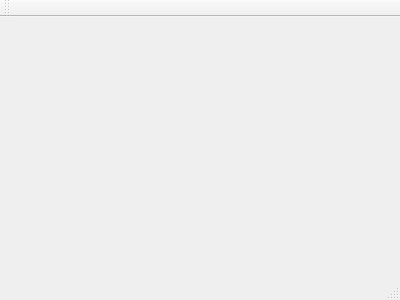
zfzlinux/CrawlerWithHIK, file mainwindow.ui: the form before one commit.
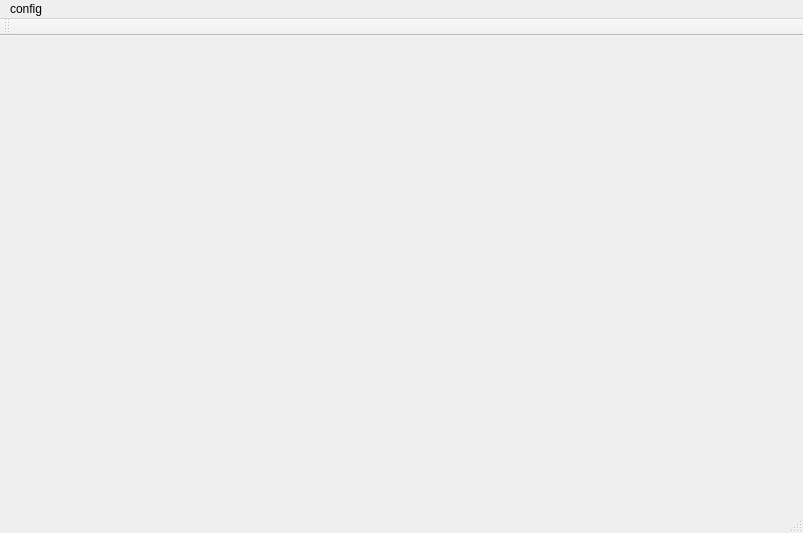
The form after the commit. Custom widgets are drawn as their Qt base class.

```diff
--- a/mainwindow.ui
+++ b/mainwindow.ui
@@ -1,24 +1,75 @@
 <ui version="4.0">
  <class>MainWindow</class>
- <widget class="QMainWindow" name="MainWindow" >
-  <property name="geometry" >
+ <widget class="QMainWindow" name="MainWindow">
+  <property name="geometry">
    <rect>
     <x>0</x>
     <y>0</y>
-    <width>400</width>
-    <height>300</height>
+    <width>803</width>
+    <height>533</height>
    </rect>
   </property>
   <property name="windowTitle" >
    <string>MainWindow</string>
   </property>
-  <widget class="QMenuBar" name="menuBar" />
-  <widget class="QToolBar" name="mainToolBar" />
-  <widget class="QWidget" name="centralWidget" />
-  <widget class="QStatusBar" name="statusBar" />
+  <widget class="QWidget" name="centralWidget">
+   <layout class="QHBoxLayout" name="horizontalLayout" stretch="3,7">
+    <item>
+     <layout class="QVBoxLayout" name="verticalLayout">
+      <item>
+       <widget class="qStartWgt" name="startWgt" native="true"/>
+      </item>
+      <item>
+       <widget class="qShowMvStatus" name="showMVStatusWgt" native="true"/>
+      </item>
+     </layout>
+    </item>
+    <item>
+     <widget class="QWidget" name="widget_3" native="true"/>
+    </item>
+   </layout>
+  </widget>
+  <widget class="QMenuBar" name="menuBar">
+   <property name="geometry">
+    <rect>
+     <x>0</x>
+     <y>0</y>
+     <width>803</width>
+     <height>26</height>
+    </rect>
+   </property>
+   <widget class="QMenu" name="menuconfig">
+    <property name="title">
+     <string>config</string>
+    </property>
+   </widget>
+   <addaction name="menuconfig"/>
+  </widget>
+  <widget class="QToolBar" name="mainToolBar">
+   <attribute name="toolBarArea">
+    <enum>TopToolBarArea</enum>
+   </attribute>
+   <attribute name="toolBarBreak">
+    <bool>false</bool>
+   </attribute>
+  </widget>
+  <widget class="QStatusBar" name="statusBar"/>
  </widget>
- <layoutDefault spacing="6" margin="11" />
- <pixmapfunction></pixmapfunction>
+ <layoutdefault spacing="6" margin="11"/>
+ <customwidgets>
+  <customwidget>
+   <class>qStartWgt</class>
+   <extends>QWidget</extends>
+   <header>qstartwgt.h</header>
+   <container>1</container>
+  </customwidget>
+  <customwidget>
+   <class>qShowMvStatus</class>
+   <extends>QWidget</extends>
+   <header>qshowmvstatus.h</header>
+   <container>1</container>
+  </customwidget>
+ </customwidgets>
  <resources/>
  <connections/>
 </ui>
```
Left out of the diff: 3 changed lines with no effect on the pictures.
